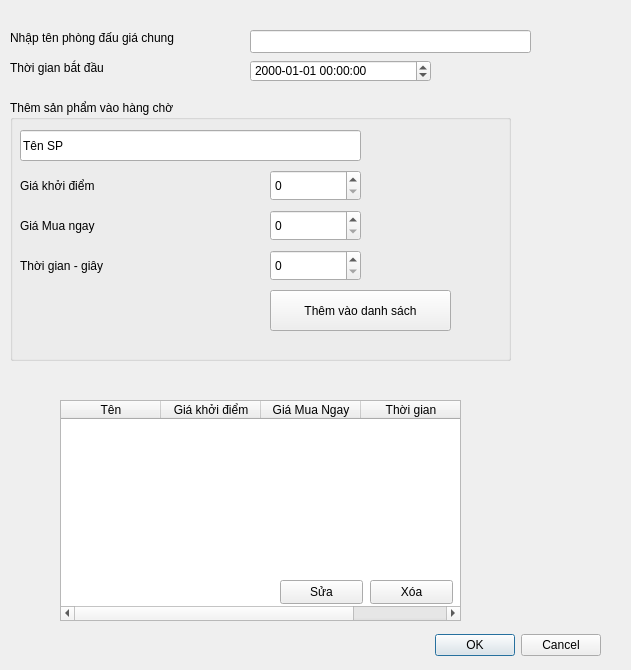
First picture: the form in AuctionClient/createroomdialog.ui, repository nhatsonle/LAN_BiddingSystem, before the edit.
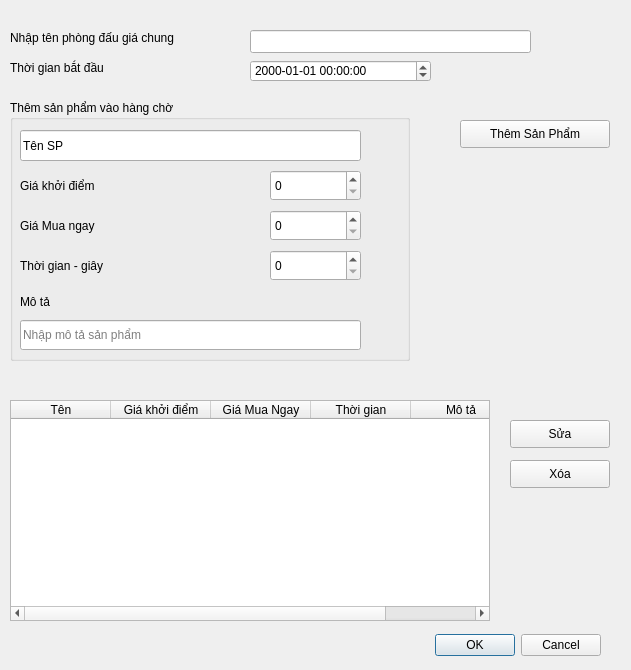
Second picture: the form after the edit.

Commit message: suggestion: feat: describe bid products end-to-end

```diff
--- a/AuctionClient/createroomdialog.ui
+++ b/AuctionClient/createroomdialog.ui
@@ -67,7 +67,7 @@
     <rect>
      <x>10</x>
      <y>100</y>
-     <width>501</width>
+     <width>400</width>
      <height>261</height>
     </rect>
    </property>
@@ -162,26 +162,42 @@
      <string>Thời gian - giây</string>
     </property>
    </widget>
-   <widget class="QPushButton" name="btnAddProduct">
+   <widget class="QLabel" name="label_desc">
     <property name="geometry">
      <rect>
-      <x>260</x>
+      <x>10</x>
       <y>190</y>
-      <width>181</width>
-      <height>41</height>
+      <width>231</width>
+      <height>24</height>
      </rect>
     </property>
     <property name="text">
-     <string>Thêm vào danh sách</string>
+     <string>Mô tả</string>
+    </property>
+   </widget>
+   <widget class="QLineEdit" name="txtDescription">
+    <property name="geometry">
+     <rect>
+      <x>10</x>
+      <y>220</y>
+      <width>341</width>
+      <height>30</height>
+     </rect>
+    </property>
+    <property name="maxLength">
+     <number>300</number>
+    </property>
+    <property name="placeholderText">
+     <string>Nhập mô tả sản phẩm</string>
     </property>
    </widget>
   </widget>
   <widget class="QTableWidget" name="tblProducts">
    <property name="geometry">
     <rect>
-     <x>60</x>
+     <x>10</x>
      <y>400</y>
-     <width>401</width>
+    <width>480</width>
      <height>221</height>
     </rect>
    </property>
@@ -211,6 +227,24 @@
      <string>Thời gian</string>
     </property>
    </column>
+   <column>
+    <property name="text">
+     <string>Mô tả</string>
+    </property>
+   </column>
+  </widget>
+  <widget class="QPushButton" name="btnAddProduct">
+   <property name="geometry">
+    <rect>
+     <x>460</x>
+     <y>120</y>
+     <width>150</width>
+     <height>28</height>
+    </rect>
+   </property>
+   <property name="text">
+    <string>Thêm Sản Phẩm</string>
+   </property>
   </widget>
   <widget class="QDialogButtonBox" name="buttonBox">
    <property name="geometry">
@@ -228,10 +262,10 @@
   <widget class="QPushButton" name="btnEdit">
    <property name="geometry">
     <rect>
-     <x>280</x>
-     <y>580</y>
-     <width>83</width>
-     <height>24</height>
+     <x>510</x>
+     <y>420</y>
+     <width>100</width>
+     <height>28</height>
     </rect>
    </property>
    <property name="text">
@@ -241,10 +275,10 @@
   <widget class="QPushButton" name="btnDelete">
    <property name="geometry">
     <rect>
-     <x>370</x>
-     <y>580</y>
-     <width>83</width>
-     <height>24</height>
+     <x>510</x>
+     <y>460</y>
+     <width>100</width>
+     <height>28</height>
     </rect>
    </property>
    <property name="text">
```
The commit also changes 11 other files.
